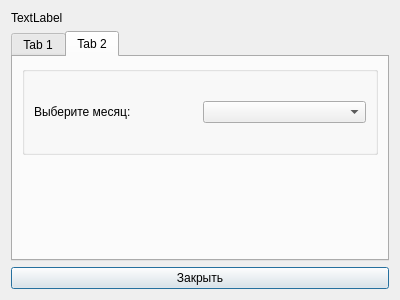
Qt form statisticsdialog.ui (DmPolikarpov/airport_inspector) before a commit.
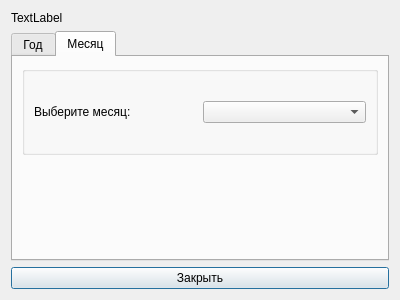
The same form after that commit. The open tabs and pages were chosen to show the change. Custom widgets are drawn as their Qt base class.

Commit message: added content and logic for statistic window

Patch:
```diff
--- a/statisticsdialog.ui
+++ b/statisticsdialog.ui
@@ -28,7 +28,7 @@
      </property>
      <widget class="QWidget" name="yearlyTab">
       <attribute name="title">
-       <string>Tab 1</string>
+       <string>Год</string>
       </attribute>
       <layout class="QVBoxLayout" name="verticalLayout_4">
        <item>
@@ -38,7 +38,7 @@
      </widget>
      <widget class="QWidget" name="monthlyTab">
       <attribute name="title">
-       <string>Tab 2</string>
+       <string>Месяц</string>
       </attribute>
       <layout class="QVBoxLayout" name="verticalLayout_2">
        <item>
```
Left out of the diff: 2 changed lines with no effect on the pictures. The commit also changes 4 other files.
